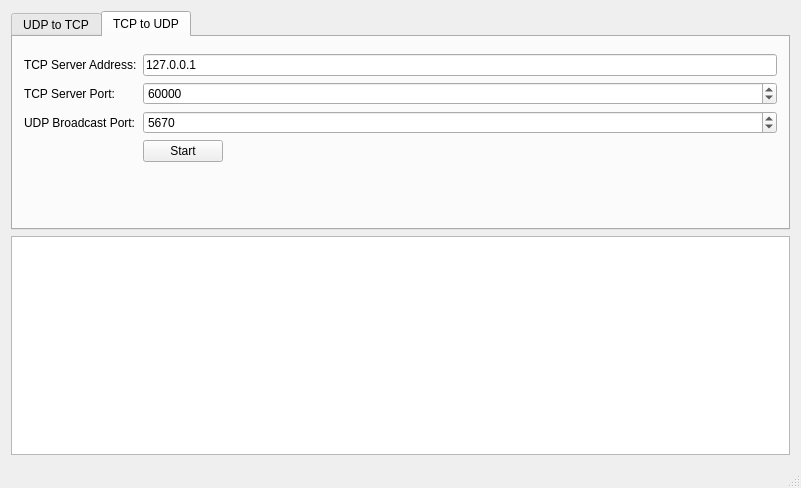
Above: snbgui/snbgui.ui from sunghojang/UDPoverTCP before the change. Below: the same form after it.
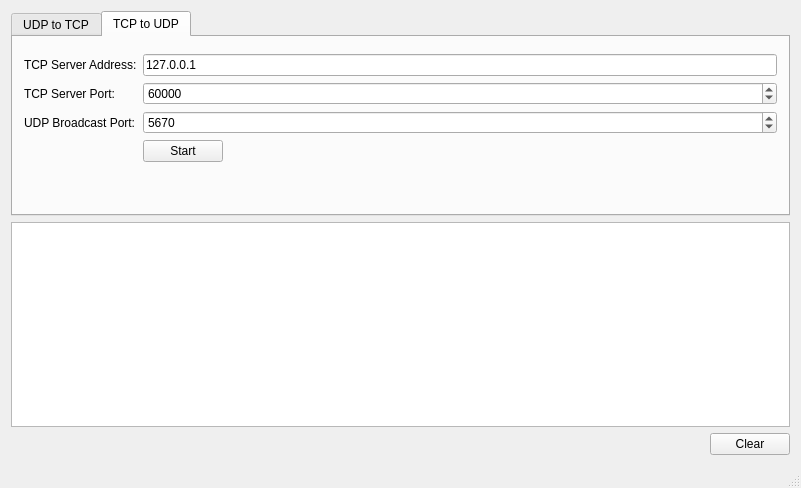
That is the form after the change.

Commit message: improved logging and added log-clear button to gui

What changed in the file:
```diff
--- a/snbgui/snbgui.ui
+++ b/snbgui/snbgui.ui
@@ -209,6 +209,30 @@
       </property>
      </widget>
     </item>
+    <item>
+     <layout class="QHBoxLayout" name="horizontalLayout">
+      <item>
+       <spacer name="horizontalSpacer">
+        <property name="orientation">
+         <enum>Qt::Horizontal</enum>
+        </property>
+        <property name="sizeHint" stdset="0">
+         <size>
+          <width>40</width>
+          <height>20</height>
+         </size>
+        </property>
+       </spacer>
+      </item>
+      <item>
+       <widget class="QPushButton" name="buttonClearLogger">
+        <property name="text">
+         <string>Clear</string>
+        </property>
+       </widget>
+      </item>
+     </layout>
+    </item>
    </layout>
   </widget>
   <widget class="QMenuBar" name="menuBar">
```
The commit also changes 2 other files.
